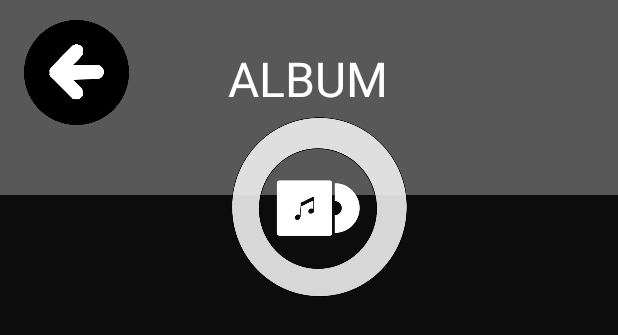
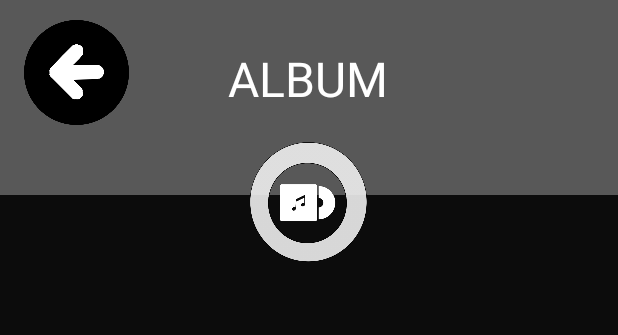
Before and after one commit to MirzaSNR/CekTugasBesarMusic, an Android app: the layout activity_album.xml on its own in the app's theme, with its tools: preview values and no code run, on a phone screen of 412 x 824 dp. Shown: the top 335 px of the screen. Run offline under Robolectric (Android 15) with nearby library versions, the phone set to English and light mode, and no system bars.

Commit message:
album v1 sedikit revisi

```diff
--- a/app/src/main/res/layout/activity_album.xml
+++ b/app/src/main/res/layout/activity_album.xml
@@ -112,14 +112,14 @@
 
         <ImageView
             android:id="@+id/imageView5"
-            android:layout_width="130dp"
-            android:layout_height="120dp"
+            android:layout_width="90dp"
+            android:layout_height="80dp"
             app:layout_constraintBottom_toBottomOf="parent"
             app:layout_constraintEnd_toEndOf="parent"
-            app:layout_constraintHorizontal_bias="0.526"
+            app:layout_constraintHorizontal_bias="0.498"
             app:layout_constraintStart_toStartOf="parent"
             app:layout_constraintTop_toTopOf="parent"
-            app:layout_constraintVertical_bias="0.111"
+            app:layout_constraintVertical_bias="0.127"
             app:srcCompat="@drawable/logo_music" />
 
         <!--        <TextView-->
```
